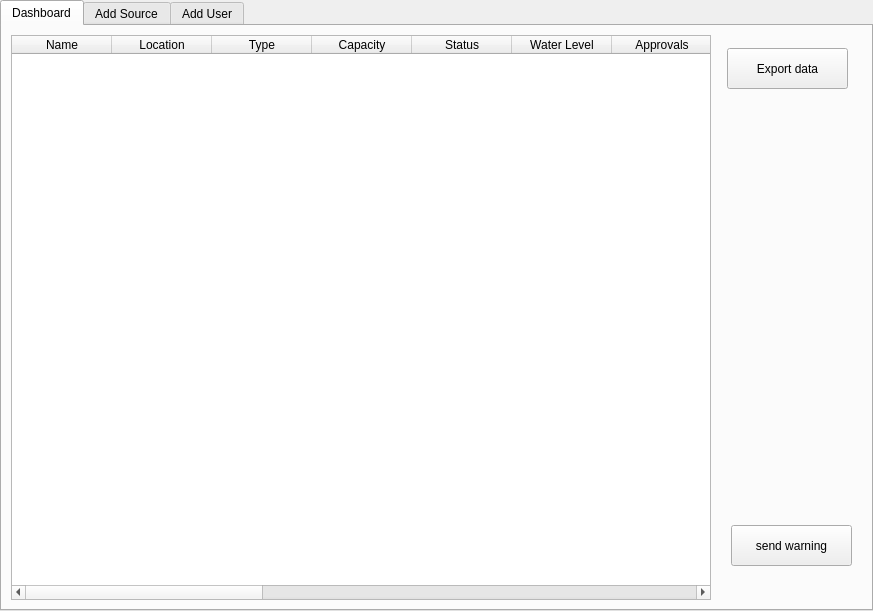
NganeEmmanuel/waterMonitor, file dashboard.ui: the form before one commit.
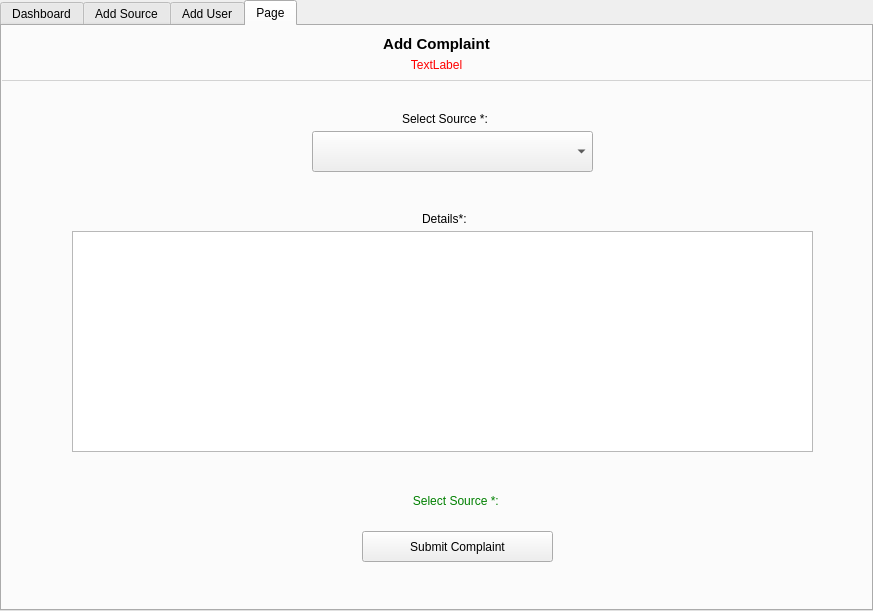
The form after the commit. The open tabs and pages were chosen to show the change.

```diff
--- a/dashboard.ui
+++ b/dashboard.ui
@@ -1537,6 +1537,173 @@
        </item>
       </layout>
      </widget>
+     <widget class="QWidget" name="tab_4">
+      <attribute name="title">
+       <string>Page</string>
+      </attribute>
+      <layout class="QVBoxLayout" name="verticalLayout_13">
+       <property name="spacing">
+        <number>0</number>
+       </property>
+       <property name="leftMargin">
+        <number>0</number>
+       </property>
+       <property name="topMargin">
+        <number>0</number>
+       </property>
+       <property name="rightMargin">
+        <number>0</number>
+       </property>
+       <property name="bottomMargin">
+        <number>0</number>
+       </property>
+       <item>
+        <widget class="QWidget" name="widget_39" native="true">
+         <layout class="QVBoxLayout" name="verticalLayout_14">
+          <property name="spacing">
+           <number>0</number>
+          </property>
+          <property name="leftMargin">
+           <number>0</number>
+          </property>
+          <property name="topMargin">
+           <number>0</number>
+          </property>
+          <property name="rightMargin">
+           <number>0</number>
+          </property>
+          <property name="bottomMargin">
+           <number>0</number>
+          </property>
+          <item>
+           <widget class="QWidget" name="widget_40" native="true">
+            <property name="maximumSize">
+             <size>
+              <width>16777215</width>
+              <height>55</height>
+             </size>
+            </property>
+            <property name="styleSheet">
+             <string notr="true">border-bottom: 1px solid lightgrey</string>
+            </property>
+            <layout class="QVBoxLayout" name="verticalLayout_15">
+             <item>
+              <widget class="QLabel" name="label_30">
+               <property name="styleSheet">
+                <string notr="true">font-size: 15px;
+font-weight: bold;;</string>
+               </property>
+               <property name="text">
+                <string>Add Complaint</string>
+               </property>
+               <property name="alignment">
+                <set>Qt::AlignCenter</set>
+               </property>
+              </widget>
+             </item>
+             <item>
+              <widget class="QLabel" name="label_31">
+               <property name="styleSheet">
+                <string notr="true">color: red;</string>
+               </property>
+               <property name="text">
+                <string>TextLabel</string>
+               </property>
+               <property name="alignment">
+                <set>Qt::AlignCenter</set>
+               </property>
+              </widget>
+             </item>
+            </layout>
+           </widget>
+          </item>
+          <item>
+           <widget class="QWidget" name="widget_41" native="true">
+            <widget class="QLabel" name="label_38">
+             <property name="geometry">
+              <rect>
+               <x>400</x>
+               <y>30</y>
+               <width>91</width>
+               <height>16</height>
+              </rect>
+             </property>
+             <property name="text">
+              <string>Select Source *: </string>
+             </property>
+            </widget>
+            <widget class="QComboBox" name="comboBox">
+             <property name="geometry">
+              <rect>
+               <x>310</x>
+               <y>50</y>
+               <width>281</width>
+               <height>41</height>
+              </rect>
+             </property>
+            </widget>
+            <widget class="QLabel" name="label_39">
+             <property name="geometry">
+              <rect>
+               <x>420</x>
+               <y>130</y>
+               <width>51</width>
+               <height>16</height>
+              </rect>
+             </property>
+             <property name="text">
+              <string>Details*:</string>
+             </property>
+            </widget>
+            <widget class="QTextEdit" name="textEdit">
+             <property name="geometry">
+              <rect>
+               <x>70</x>
+               <y>150</y>
+               <width>741</width>
+               <height>221</height>
+              </rect>
+             </property>
+            </widget>
+            <widget class="QPushButton" name="pushButton">
+             <property name="geometry">
+              <rect>
+               <x>360</x>
+               <y>450</y>
+               <width>191</width>
+               <height>31</height>
+              </rect>
+             </property>
+             <property name="text">
+              <string>Submit Complaint</string>
+             </property>
+            </widget>
+            <widget class="QLabel" name="label_40">
+             <property name="geometry">
+              <rect>
+               <x>110</x>
+               <y>410</y>
+               <width>691</width>
+               <height>20</height>
+              </rect>
+             </property>
+             <property name="styleSheet">
+              <string notr="true">color: green</string>
+             </property>
+             <property name="text">
+              <string>Select Source *: </string>
+             </property>
+             <property name="alignment">
+              <set>Qt::AlignCenter</set>
+             </property>
+            </widget>
+           </widget>
+          </item>
+         </layout>
+        </widget>
+       </item>
+      </layout>
+     </widget>
     </widget>
    </item>
   </layout>
```
Left out of the diff: 2 changed lines with no effect on the pictures.
